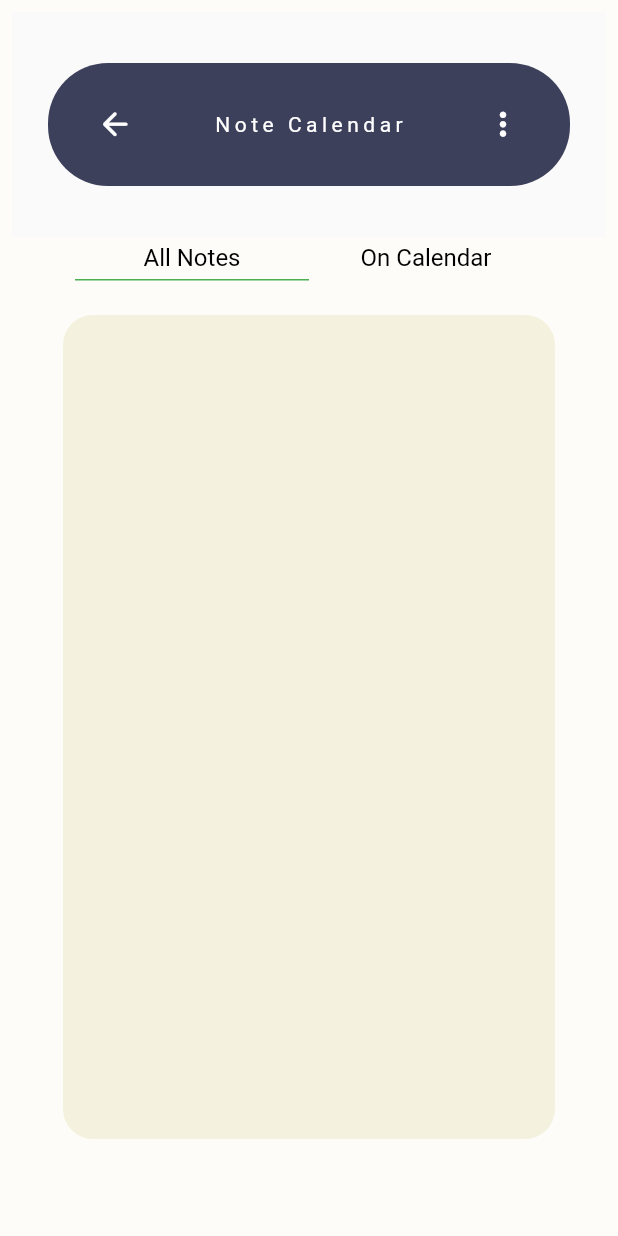
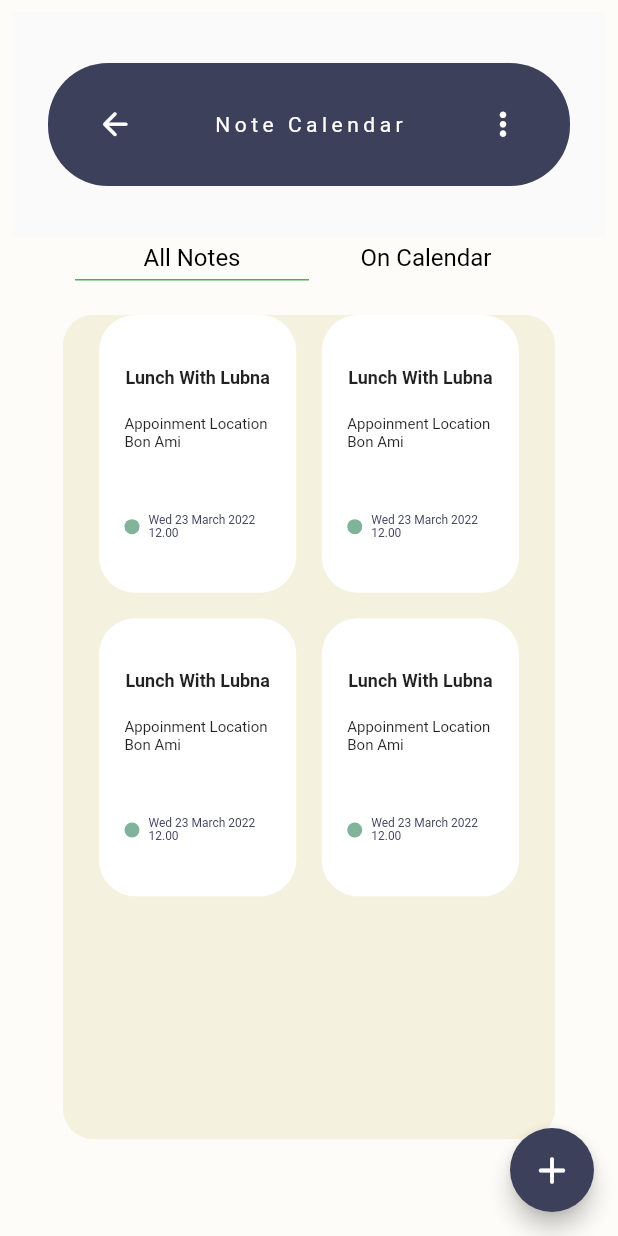
Before and after one commit to hnsfhrzi/mono-read, a Flutter app: the screen it shows after launch, on a phone screen of 412 x 824 dp. Run offline on Flutter 3.47's test engine with Material 2 defaults, Android fonts, the light colour scheme and no system bars; our stand-ins replace introduction_screen, lottie.

Commit message:
Updating NoteCalendar

```diff
--- a/lib/notecalendar/note_calendar.dart
+++ b/lib/notecalendar/note_calendar.dart
@@ -1,7 +1,9 @@
 import 'package:flutter/material.dart';
+import 'package:mono_read/template/calendarCard.dart';
 
 import 'package:mono_read/template/floatAppBar.dart';
 import 'package:flutter/cupertino.dart';
+import 'package:mono_read/template/noteCard.dart';
 
 class NoteCalendar extends StatefulWidget {
   const NoteCalendar({Key? key}) : super(key: key);
@@ -72,17 +74,25 @@ class _NoteCalendarState extends State<NoteCalendar> {
                         //All Notes
                         child: Container(
                           width: double.infinity,
+                          alignment: Alignment.topCenter,
                           decoration: BoxDecoration(
                             color: const Color(0xFFF4F1DE),
                             borderRadius: BorderRadius.circular(20),
                           ),
-                          child: Stack(
-                            children: [
-                              GridView.count(
-                                crossAxisCount: 2,
-                                children: [],
-                              ),
-                            ],
+                          child: Padding(
+                            padding: const EdgeInsets.symmetric(horizontal: 24),
+                            child: GridView.count(
+                              crossAxisCount: 2,
+                              mainAxisSpacing: 17,
+                              crossAxisSpacing: 17,
+                              childAspectRatio: 0.71,
+                              children: [
+                                NotesCard(),
+                                NotesCard(),
+                                NotesCard(),
+                                NotesCard(),
+                              ],
+                            ),
                           ),
                         ),
                       ),
@@ -94,6 +104,37 @@ class _NoteCalendarState extends State<NoteCalendar> {
                             color: const Color(0xFFF4F1DE),
                             borderRadius: BorderRadius.circular(20),
                           ),
+                          child: Padding(
+                            padding: const EdgeInsets.symmetric(
+                                horizontal: 24, vertical: 17),
+                            child: Stack(
+                              alignment: Alignment.topCenter,
+                              children: [
+                                const Text(
+                                  "Maret 2022",
+                                  style: TextStyle(
+                                    fontSize: 16,
+                                    fontWeight: FontWeight.bold,
+                                  ),
+                                ),
+                                Padding(
+                                  padding: const EdgeInsets.only(top: 21),
+                                  child: GridView.count(
+                                    crossAxisCount: 2,
+                                    mainAxisSpacing: 29,
+                                    crossAxisSpacing: 29,
+                                    childAspectRatio: 0.91,
+                                    children: [
+                                      CalendarCard(),
+                                      CalendarCard(),
+                                      CalendarCard(),
+                                      CalendarCard(),
+                                    ],
+                                  ),
+                                ),
+                              ],
+                            ),
+                          ),
                         ),
                       ),
                     ],
@@ -103,8 +144,15 @@ class _NoteCalendarState extends State<NoteCalendar> {
             ],
           ),
         ),
+        floatingActionButton: FloatingActionButton(
+          onPressed: () {},
+          backgroundColor: Color(0xFF3D405B),
+          child: const Icon(
+            Icons.add_rounded,
+            size: 30,
+          ),
+        ),
       ),
     );
-
   }
 }
--- /dev/null
+++ b/lib/template/calendarCard.dart
@@ -0,0 +1,46 @@
+import 'package:flutter/material.dart';
+
+class CalendarCard extends StatefulWidget {
+  const CalendarCard({Key? key}) : super(key: key);
+
+  @override
+  State<CalendarCard> createState() => _CalendarCardState();
+}
+
+class _CalendarCardState extends State<CalendarCard> {
+  @override
+  Widget build(BuildContext context) {
+    return Container(
+      decoration: BoxDecoration(
+        color: Colors.white,
+        borderRadius: BorderRadius.circular(24),
+      ),
+      child: Padding(
+        padding: EdgeInsets.symmetric(horizontal: 17, vertical: 19),
+        child: Column(
+          mainAxisAlignment: MainAxisAlignment.center,
+          crossAxisAlignment: CrossAxisAlignment.center,
+          children: [
+            Text(
+              "1",
+              style: TextStyle(fontSize: 48, fontWeight: FontWeight.bold),
+            ),
+            Text(
+              "Senin",
+              style: TextStyle(fontSize: 10, fontWeight: FontWeight.normal),
+            ),
+            SizedBox(height: 10),
+            Container(
+              height: 10,
+              width: 10,
+              decoration: BoxDecoration(
+                color: Color(0xFF81B29A),
+                shape: BoxShape.circle,
+              ),
+            ),
+          ],
+        ),
+      ),
+    );
+  }
+}
--- /dev/null
+++ b/lib/template/noteCard.dart
@@ -0,0 +1,62 @@
+import 'package:flutter/material.dart';
+
+class NotesCard extends StatefulWidget {
+  const NotesCard({Key? key}) : super(key: key);
+
+  @override
+  State<NotesCard> createState() => _NotesCardState();
+}
+
+class _NotesCardState extends State<NotesCard> {
+  @override
+  Widget build(BuildContext context) {
+    return Container(
+      decoration: BoxDecoration(
+        color: Colors.white,
+        borderRadius: BorderRadius.circular(24),
+      ),
+      child: Padding(
+        padding: EdgeInsets.symmetric(horizontal: 17, vertical: 19),
+        child: Column(
+          mainAxisAlignment: MainAxisAlignment.center,
+          crossAxisAlignment: CrossAxisAlignment.center,
+          children: [
+            Text(
+              "Lunch With Lubna",
+              style: TextStyle(fontSize: 12, fontWeight: FontWeight.bold),
+            ),
+            SizedBox(height: 18),
+            Text(
+              "Appoinment Location Bon Ami",
+              style: TextStyle(fontSize: 10, fontWeight: FontWeight.normal),
+            ),
+            SizedBox(height: 41),
+            Row(
+              children: [
+                Container(
+                  height: 10,
+                  width: 10,
+                  decoration: BoxDecoration(
+                    color: Color(0xFF81B29A),
+                    shape: BoxShape.circle,
+                  ),
+                ),
+                SizedBox(width: 6),
+                Flexible(
+                  child: Text(
+                    "Wed 23 March 2022 12.00",
+                    style: TextStyle(
+                      color: Color(0xFF3D405B),
+                      fontSize: 8,
+                      fontWeight: FontWeight.normal,
+                    ),
+                  ),
+                ),
+              ],
+            ),
+          ],
+        ),
+      ),
+    );
+  }
+}
```
